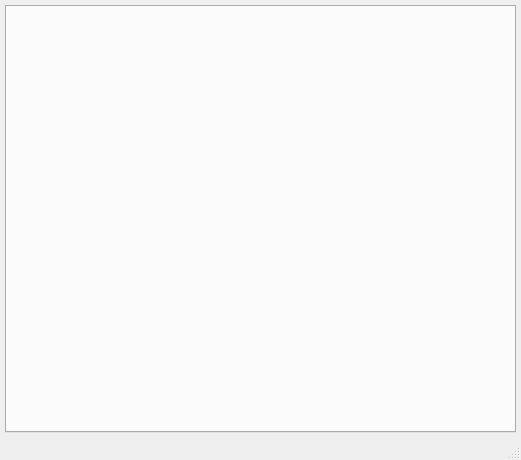
mantaraya36/Blocks, file blocks.ui: the form before one commit.
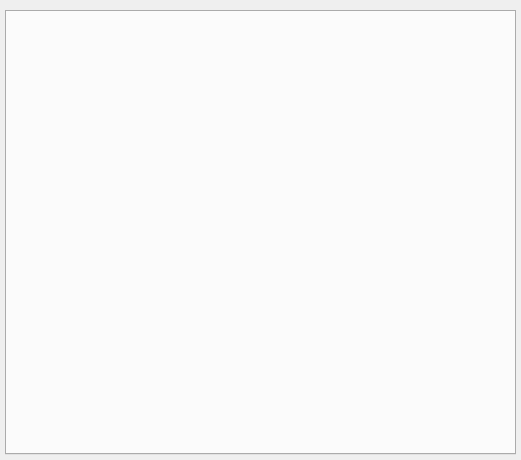
The form after the commit.

```diff
--- a/blocks.ui
+++ b/blocks.ui
@@ -15,7 +15,19 @@
   </property>
   <widget class="QWidget" name="centralWidget">
    <layout class="QVBoxLayout" name="verticalLayout">
-    <property name="margin">
+    <property name="spacing">
+     <number>5</number>
+    </property>
+    <property name="leftMargin">
+     <number>5</number>
+    </property>
+    <property name="topMargin">
+     <number>10</number>
+    </property>
+    <property name="rightMargin">
+     <number>5</number>
+    </property>
+    <property name="bottomMargin">
      <number>5</number>
     </property>
     <item>
@@ -49,7 +61,6 @@
     </rect>
    </property>
   </widget>
-  <widget class="QStatusBar" name="statusBar"/>
  </widget>
  <layoutdefault spacing="6" margin="11"/>
  <resources/>
```
Left out of the diff: 2 changed lines with no effect on the pictures.
